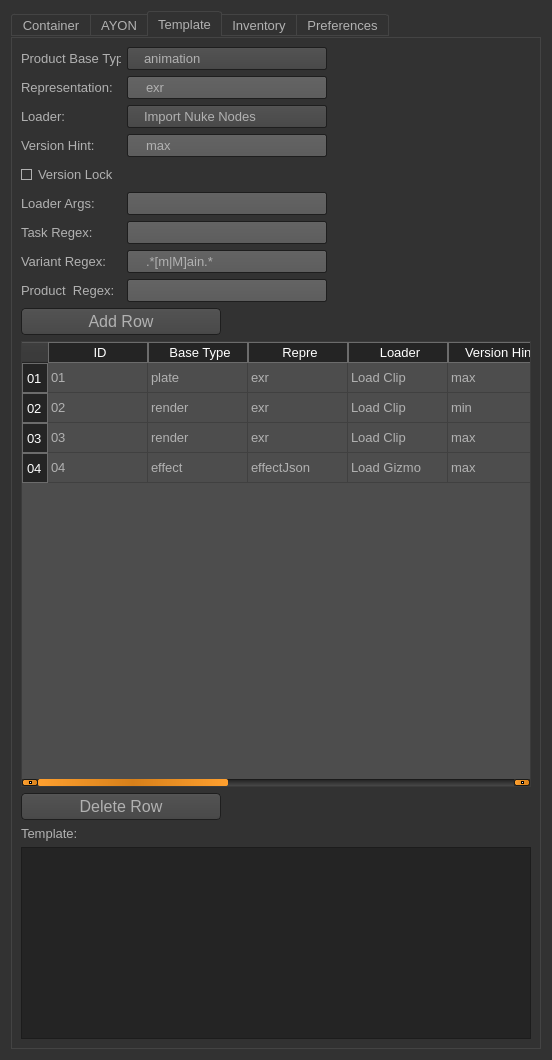
Qt form gui_layout/gui_layout.ui (jrsndl/ayon-nuke-qcscript) before a commit.
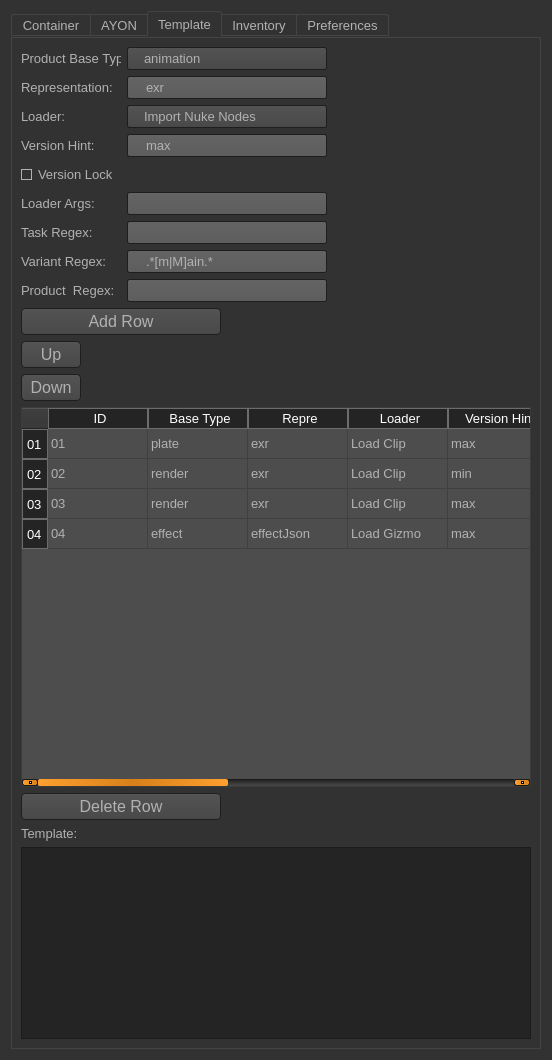
The same form after that commit. The open tabs and pages were chosen to show the change. Icons and pictures are not drawn.

Commit message: Reorder template rows, reuse them, and expand folders into their shots

Patch:
```diff
--- a/gui_layout/gui_layout.ui
+++ b/gui_layout/gui_layout.ui
@@ -3700,6 +3700,50 @@
                </property>
               </widget>
              </item>
+             <item>
+              <widget class="QPushButton" name="template_move_up">
+               <property name="sizePolicy">
+                <sizepolicy hsizetype="Fixed" vsizetype="Fixed">
+                 <horstretch>0</horstretch>
+                 <verstretch>0</verstretch>
+                </sizepolicy>
+               </property>
+               <property name="minimumSize">
+                <size>
+                 <width>60</width>
+                 <height>23</height>
+                </size>
+               </property>
+               <property name="toolTip">
+                <string>Move the selected templated loader row(s) up. Row ids are renumbered so they always run 001, 002, 003 top to bottom.</string>
+               </property>
+               <property name="text">
+                <string>Up</string>
+               </property>
+              </widget>
+             </item>
+             <item>
+              <widget class="QPushButton" name="template_move_down">
+               <property name="sizePolicy">
+                <sizepolicy hsizetype="Fixed" vsizetype="Fixed">
+                 <horstretch>0</horstretch>
+                 <verstretch>0</verstretch>
+                </sizepolicy>
+               </property>
+               <property name="minimumSize">
+                <size>
+                 <width>60</width>
+                 <height>23</height>
+                </size>
+               </property>
+               <property name="toolTip">
+                <string>Move the selected templated loader row(s) down. Row ids are renumbered so they always run 001, 002, 003 top to bottom.</string>
+               </property>
+               <property name="text">
+                <string>Down</string>
+               </property>
+              </widget>
+             </item>
             </layout>
            </item>
            <item>
```
The commit also changes 9 other files.
